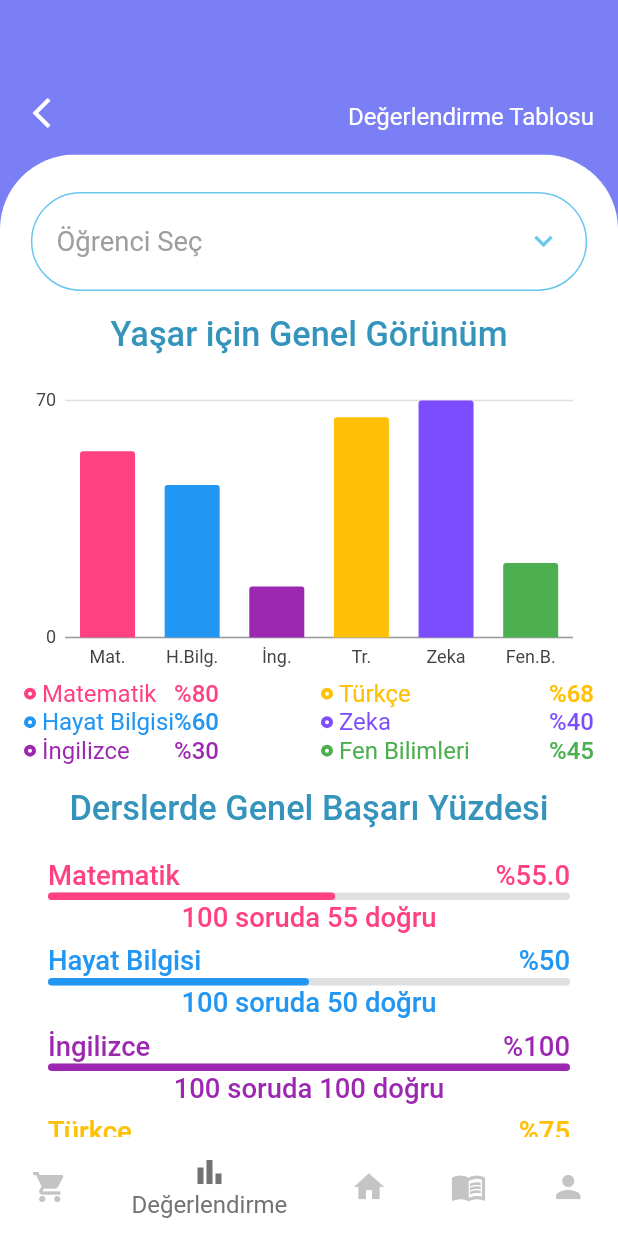
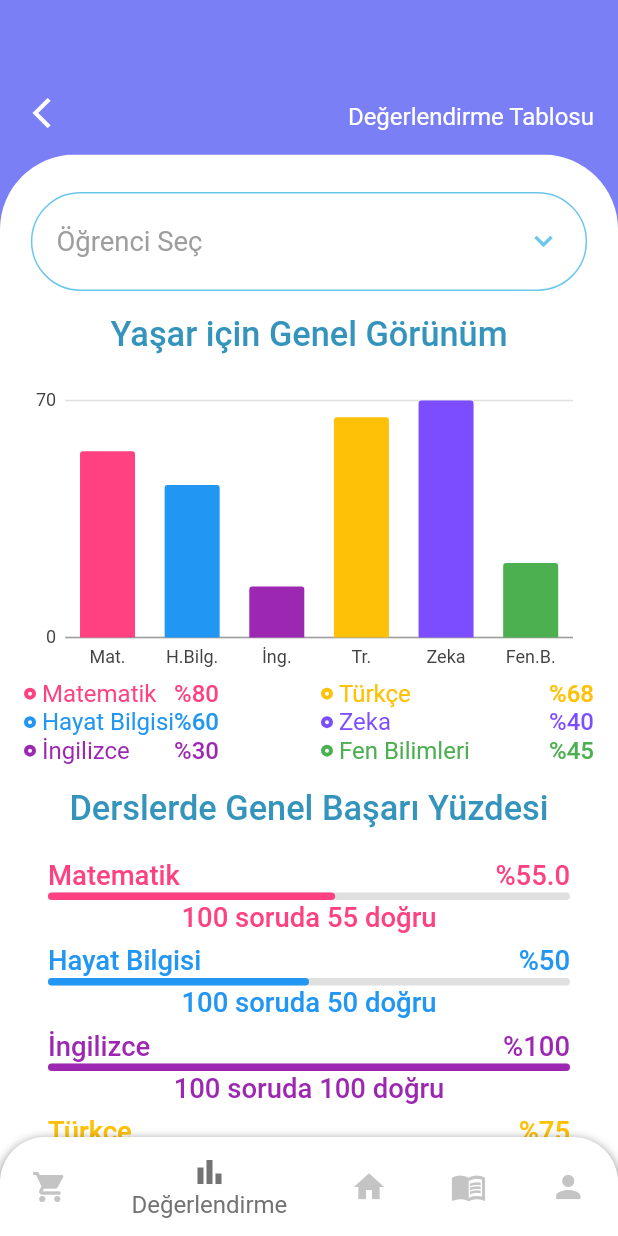
Before and after one commit to hasan-ciftci/dodi, a Flutter app: the EvaluationOverviewView screen opened by its route, on a phone screen of 412 x 824 dp. Run offline on Flutter 3.47's test engine with Material 2 defaults, Android fonts, the phone set to English and light mode, and no system bars; our stand-ins replace auto_size_text, charts_flutter, flutter_screenutil, mask_text_input_formatter.

Commit message:
Bottom bar shadow added.

```diff
--- a/lib/widget/bottom_bar.dart
+++ b/lib/widget/bottom_bar.dart
@@ -10,6 +10,13 @@ Align buildBottomAppBar(
     child: Container(
       height: size.height * .08,
       decoration: BoxDecoration(
+        boxShadow: [
+          BoxShadow(
+            color: Colors.black54,
+            offset: Offset(0, 2),
+            blurRadius: 5,
+          )
+        ],
         borderRadius: BorderRadius.only(
             topLeft: Radius.circular(30), topRight: Radius.circular(30)),
         color: Theme.of(context).bottomAppBarColor,
```
